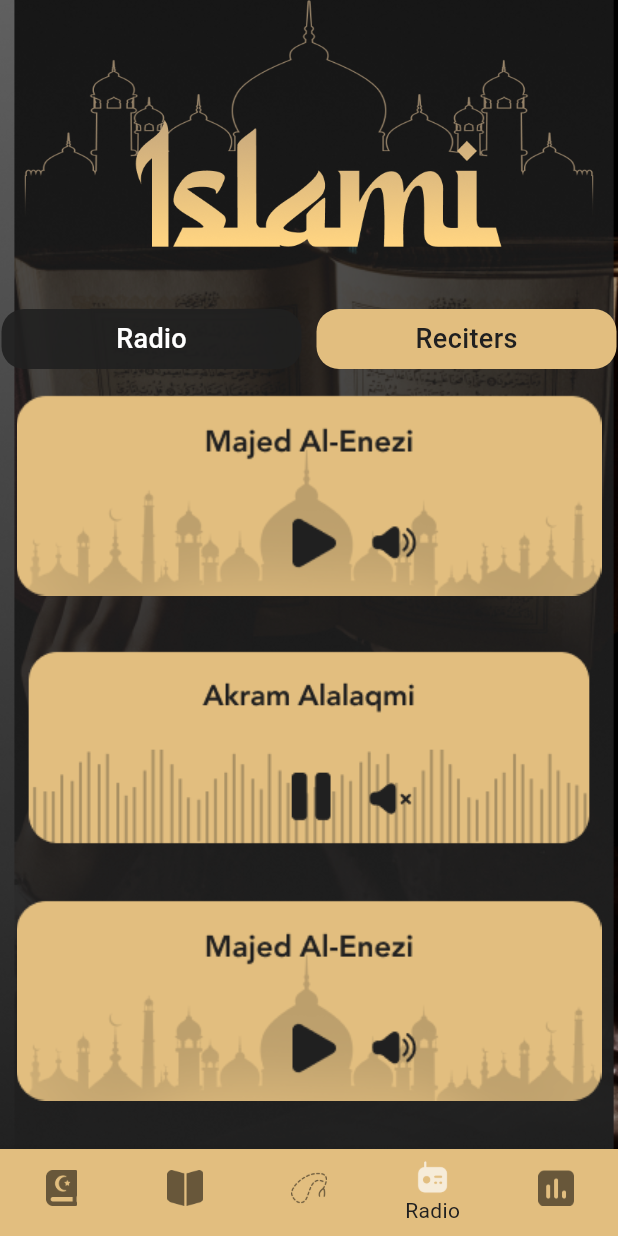
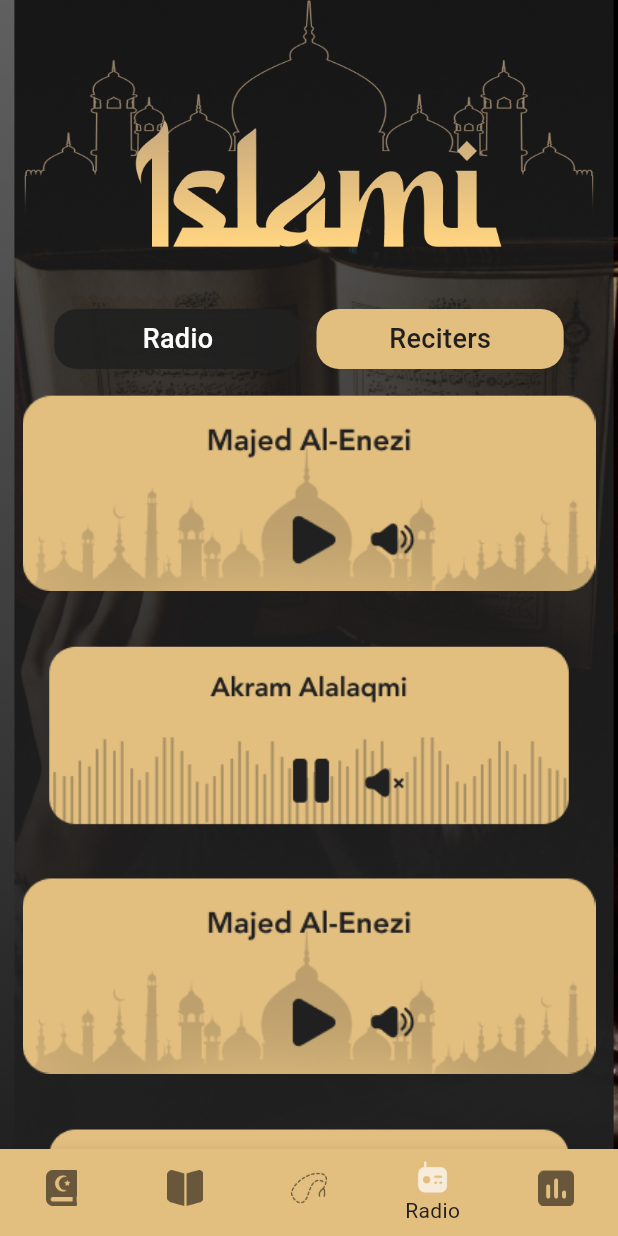
Before and after one commit to mohamedabdelsaea/again_islami, a Flutter app: the screen it shows after launch, item 4 of the bottom bar chosen, on a phone screen of 412 x 824 dp. Run offline on Flutter 3.47's test engine with Material 3 defaults, Android fonts, the phone set to English and light mode, and no system bars; our stand-ins replace adhan, animate_do, carousel_slider, shared_preferences, smooth_page_indicator.

Commit message:
# finish app in android

```diff
--- a/lib/main.dart
+++ b/lib/main.dart
@@ -2,6 +2,7 @@ import 'package:again_islami/core/routes/app_routes.dart';
 import 'package:again_islami/core/routes/page_route_name.dart';
 import 'package:again_islami/moduels/layout/provider/setting_provider.dart';
 import 'package:flutter/material.dart';
+import 'package:flutter/services.dart';
 import 'package:intl/date_symbol_data_local.dart';
 import 'package:provider/provider.dart';
 
@@ -22,6 +23,13 @@ class MyApp extends StatelessWidget {
 
   @override
   Widget build(BuildContext context) {
+    SystemChrome.setSystemUIOverlayStyle(
+      const SystemUiOverlayStyle(
+        statusBarColor: Colors.white,
+        statusBarIconBrightness: Brightness.dark,
+        statusBarBrightness: Brightness.light,
+      ),
+    );
     return MaterialApp(
       debugShowCheckedModeBanner: false,
       onGenerateRoute: AppRoutes.onGenerateRoute,
--- a/lib/moduels/layout/radio/radio_tap.dart
+++ b/lib/moduels/layout/radio/radio_tap.dart
@@ -41,7 +41,7 @@ class _RadioTapState extends State<RadioTap> {
                     });
                   },
                   child: Container(
-                    width: 200,
+                    width: size.width* 0.4,
                     height: 40,
                     alignment: Alignment.center,
                     decoration: BoxDecoration(
@@ -70,7 +70,7 @@ class _RadioTapState extends State<RadioTap> {
                     });
                   },
                   child: Container(
-                    width: 200,
+                    width: size.width* 0.4,
                     height: 40,
                     alignment: Alignment.center,
                     decoration: BoxDecoration(
@@ -97,12 +97,15 @@ class _RadioTapState extends State<RadioTap> {
             Expanded(
               child: ListView.builder(
                 itemBuilder: (context, index) {
-                  return Column(
-                    children: [
-                      Image.asset('assets/images/radio_1.png'),
-                      SizedBox(height: 30),
-                      Image.asset('assets/images/radio_2.png'),
-                    ],
+                  return Padding(
+                    padding: const EdgeInsets.symmetric(horizontal: 15.0),
+                    child: Column(
+                      children: [
+                        Image.asset('assets/images/radio_1.png'),
+                        SizedBox(height: 30),
+                        Image.asset('assets/images/radio_2.png'),
+                      ],
+                    ),
                   );
                 },
                 itemCount: 5,
```
